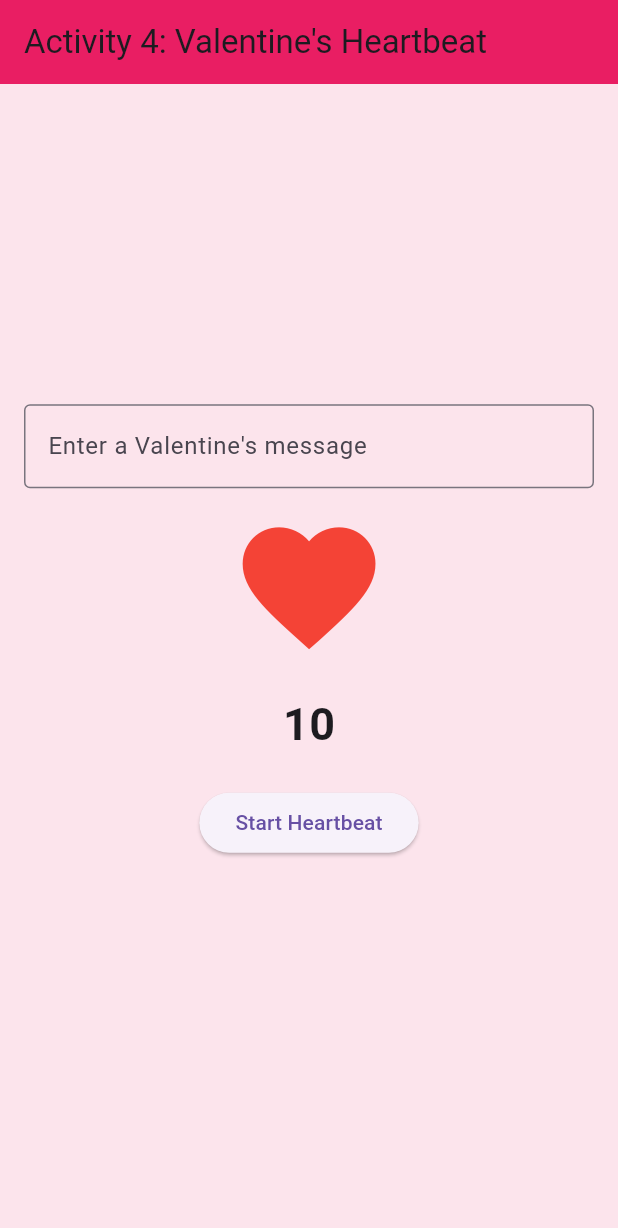
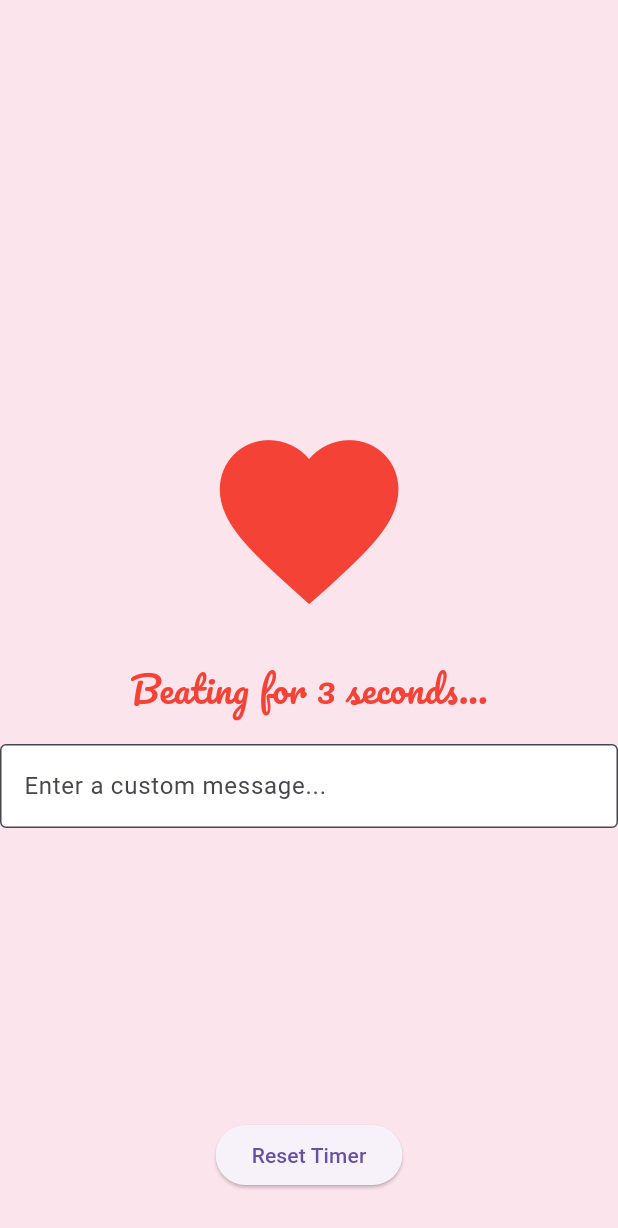
Before and after one commit to jenneetee/activity4-vdayA, a Flutter app: the screen it shows after launch, on a phone screen of 412 x 824 dp. Shown: the top 1228 px of the screen. Run offline on Flutter 3.47's test engine with Material 3 defaults, Android fonts, the phone set to English and light mode, and no system bars; our stand-ins replace confetti, google_fonts.

Commit message:
update code

```diff
--- a/lib/main.dart
+++ b/lib/main.dart
@@ -1,196 +1,216 @@
-import 'package:flutter/material.dart';
 import 'dart:async';
 import 'dart:math';
+import 'package:flutter/material.dart';
+import 'package:google_fonts/google_fonts.dart';
+import 'package:confetti/confetti.dart';
 
 void main() {
   runApp(HeartbeatApp());
 }
 
-class HeartbeatApp extends StatefulWidget {
+class HeartbeatApp extends StatelessWidget {
   @override
-  _HeartbeatAppState createState() => _HeartbeatAppState();
+  Widget build(BuildContext context) {
+    return MaterialApp(
+      debugShowCheckedModeBanner: false,
+      home: HeartbeatScreen(),
+    );
+  }
 }
 
-class _HeartbeatAppState extends State<HeartbeatApp>
+class HeartbeatScreen extends StatefulWidget {
+  @override
+  _HeartbeatScreenState createState() => _HeartbeatScreenState();
+}
+
+class _HeartbeatScreenState extends State<HeartbeatScreen>
     with SingleTickerProviderStateMixin {
   late AnimationController _controller;
-  late Animation<double> _animation;
-  late Timer _timer;
-  int _countdown = 10;
-  bool _isPlaying = false;
-  final Random _random = Random();
-  List<ConfettiParticle> _confetti = [];
-  final TextEditingController _messageController = TextEditingController();
-  String _selectedMessage = "";
+  late Animation<double> _scaleAnimation;
+  late ConfettiController _confettiController;
+  int _timeLeft = 10; // Countdown timer starting at 10
+  bool _showMessage = false;
+  bool _showBalloons = false;
+  TextEditingController _customMessageController = TextEditingController();
+
+  String _customMessage = ''; // Store the custom message
+  Timer? _timer; // Timer to manage countdown
 
   @override
   void initState() {
     super.initState();
+
+    // Heartbeat animation setup
     _controller = AnimationController(
       vsync: this,
       duration: Duration(milliseconds: 800),
+      lowerBound: 0.8,
+      upperBound: 1.0, // Ensures no out-of-bound errors
     )..repeat(reverse: true);
 
-    _animation = Tween<double>(begin: 1.0, end: 1.5)
-        .animate(CurvedAnimation(parent: _controller, curve: Curves.easeInOut));
+    _scaleAnimation = CurvedAnimation(
+      parent: _controller,
+      curve: Curves.easeInOut,
+    );
+
+    // Confetti controller
+    _confettiController = ConfettiController(duration: Duration(seconds: 3));
+
+    // Start countdown timer
+    startCountdown();
   }
 
-  void _startTimer() {
+  // Start countdown timer function
+  void startCountdown() {
+    _timeLeft = 10; // Reset timer to 10 when starting over
+
+    // Cancel any previous timers to prevent multiple countdowns
+    _timer?.cancel();
+
+    _timer = Timer.periodic(Duration(seconds: 1), (timer) {
+      if (_timeLeft > 0) {
+        setState(() => _timeLeft--);
+      } else {
+        timer.cancel();
+        _controller.stop(); // Stop heartbeat animation
+        _confettiController.play(); // Start confetti
         setState(() {
-      _isPlaying = true;
-      _countdown = 10;
-      _generateConfetti();
+          _showMessage = true;
+          _showBalloons = true;
         });
-    _timer = Timer.periodic(Duration(seconds: 1), (timer) {
-      setState(() {
-        if (_countdown > 0) {
-          _countdown--;
-        } else {
-          _stopTimer();
       }
     });
-    });
-  }
-
-  void _stopTimer() {
-    _timer.cancel();
-    setState(() {
-      _isPlaying = false;
-      _confetti.clear();
-    });
-  }
-
-  void _generateConfetti() {
-    _confetti = List.generate(20, (index) => ConfettiParticle());
   }
 
   @override
   void dispose() {
     _controller.dispose();
-    _messageController.dispose();
+    _confettiController.dispose();
+    _timer?.cancel(); // Dispose the timer to avoid memory leaks
     super.dispose();
+  }
+
+  // Fixed Floating Balloons (moving up)
+  Widget _buildFloatingBalloons() {
+    Random random = Random();
+    return _showBalloons
+        ? Stack(
+            children: List.generate(5, (index) {
+              double leftPosition = random.nextDouble() * MediaQuery.of(context).size.width;
+              return AnimatedPositioned(
+                duration: Duration(seconds: 5 + index),
+                bottom: _showBalloons ? MediaQuery.of(context).size.height : -100, // Moves up
+                left: leftPosition.clamp(20, MediaQuery.of(context).size.width - 50), // Keep within bounds
+                child: Icon(Icons.favorite, color: Colors.pink, size: 50), // Heart-shaped balloons
+              );
+            }),
+          )
+        : SizedBox();
+  }
+
+  // Reset the countdown and animation
+  void _reset() {
+    setState(() {
+      _showMessage = false;
+      _showBalloons = false;
+      _controller.repeat(reverse: true); // Restart heartbeat animation
+    });
+    startCountdown(); // Start countdown from 10 again
   }
 
   @override
   Widget build(BuildContext context) {
-    return MaterialApp(
-      debugShowCheckedModeBanner: false,
-      home: Scaffold(
+    return Scaffold(
       backgroundColor: Colors.pink[50],
-        appBar: AppBar(
-          title: Text("Activity 4: Valentine's Heartbeat"),
-          backgroundColor: Colors.pink,
-        ),
       body: Stack(
+        alignment: Alignment.center,
         children: [
-            Center(
-              child: Column(
+          // Floating Balloons (moving up)
+          _buildFloatingBalloons(),
+
+          Column(
             mainAxisAlignment: MainAxisAlignment.center,
             children: [
-                  Padding(
-                    padding: const EdgeInsets.all(16.0),
-                    child: TextField(
-                      controller: _messageController,
-                      decoration: InputDecoration(
-                        border: OutlineInputBorder(),
-                        labelText: "Enter a Valentine's message",
-                      ),
-                      onChanged: (value) {
-                        setState(() {
-                          _selectedMessage = value;
-                        });
-                      },
-                    ),
-                  ),
               ScaleTransition(
-                    scale: _animation,
+                scale: _scaleAnimation,
                 child: Icon(
                   Icons.favorite,
                   color: Colors.red,
-                      size: 100,
+                  size: 150,
                 ),
               ),
               SizedBox(height: 20),
               Text(
-                    "$_countdown",
-                    style: TextStyle(fontSize: 30, fontWeight: FontWeight.bold),
+                _timeLeft > 0 ? "Beating for $_timeLeft seconds..." : "",
+                style: GoogleFonts.pacifico(
+                  textStyle: TextStyle(fontSize: 24, color: Colors.red),
+                ),
               ),
               SizedBox(height: 20),
-                  ElevatedButton(
-                    onPressed: _isPlaying ? null : _startTimer,
-                    child: Text("Start Heartbeat"),
+
+              // Custom message input
+              TextField(
+                controller: _customMessageController,
+                decoration: InputDecoration(
+                  hintText: 'Enter a custom message...',
+                  border: OutlineInputBorder(),
+                  filled: true,
+                  fillColor: Colors.white,
                 ),
-                  SizedBox(height: 20),
-                  AnimatedOpacity(
-                    opacity: _isPlaying ? 1.0 : 0.0,
-                    duration: Duration(seconds: 1),
+                onChanged: (text) {
+                  setState(() {
+                    _customMessage = text;
+                  });
+                },
+              ),
+            ],
+          ),
+
+          // Heart-shaped Confetti Effect
+          Align(
+            alignment: Alignment.center,
+            child: ConfettiWidget(
+              confettiController: _confettiController,
+              blastDirectionality: BlastDirectionality.explosive,
+              shouldLoop: false,
+              colors: [Colors.red, Colors.pink, Colors.white],
+              createParticlePath: (size) {
+                // Custom particle shape: heart-shaped particles
+                return Path()
+                  ..moveTo(0, size.height)
+                  ..lineTo(size.width / 2, 0)
+                  ..lineTo(size.width, size.height);
+              },
+            ),
+          ),
+
+          // Valentine's Day Message (Appears after timer ends)
+          if (_showMessage)
+            Center(
+              child: AnimatedOpacity(
+                opacity: _showMessage ? 1.0 : 0.0,
+                duration: Duration(seconds: 2),
                 child: Text(
-                      _selectedMessage.isEmpty
-                          ? "Happy Valentine's Day! ❤️"
-                          : _selectedMessage,
-                      style: TextStyle(
-                          fontSize: 24,
-                          fontWeight: FontWeight.bold,
-                          color: Colors.red),
+                  _customMessage.isEmpty
+                      ? "You're Loved! ❤️"
+                      : _customMessage, // Display custom message
+                  style: GoogleFonts.dancingScript(
+                    textStyle: TextStyle(fontSize: 30, color: Colors.redAccent),
+                  ),
+                ),
+              ),
+            ),
+
+          // Reset Button at the bottom
+          Positioned(
+            bottom: 30,
+            child: ElevatedButton(
+              onPressed: _reset,
+              child: Text("Reset Timer"),
             ),
           ),
         ],
       ),
-            ),
-            if (_isPlaying) ..._confetti,
-          ],
-        ),
-      ),
     );
   }
 }
-
-class ConfettiParticle extends StatefulWidget {
-  @override
-  _ConfettiParticleState createState() => _ConfettiParticleState();
-}
-
-class _ConfettiParticleState extends State<ConfettiParticle>
-    with SingleTickerProviderStateMixin {
-  late AnimationController _controller;
-  late Animation<double> _animation;
-  final Random _random = Random();
-  double left = 0;
-
-  @override
-  void initState() {
-    super.initState();
-    left = _random.nextDouble() * 300;
-    _controller = AnimationController(
-      vsync: this,
-      duration: Duration(seconds: 3 + _random.nextInt(3)),
-    )..forward();
-
-    _animation = Tween<double>(begin: -50, end: 600)
-        .animate(CurvedAnimation(parent: _controller, curve: Curves.easeIn));
-  }
-
-  @override
-  Widget build(BuildContext context) {
-    return AnimatedBuilder(
-      animation: _animation,
-      builder: (context, child) {
-        return Positioned(
-          left: left,
-          top: _animation.value,
-          child: Icon(
-            Icons.star,
-            color: Colors.primaries[_random.nextInt(Colors.primaries.length)],
-            size: _random.nextDouble() * 15 + 10,
-          ),
-        );
-      },
-    );
-  }
-
-  @override
-  void dispose() {
-    _controller.dispose();
-    super.dispose();
-  }
-}
```
Lines whose indentation alone changed are shown as unchanged.
